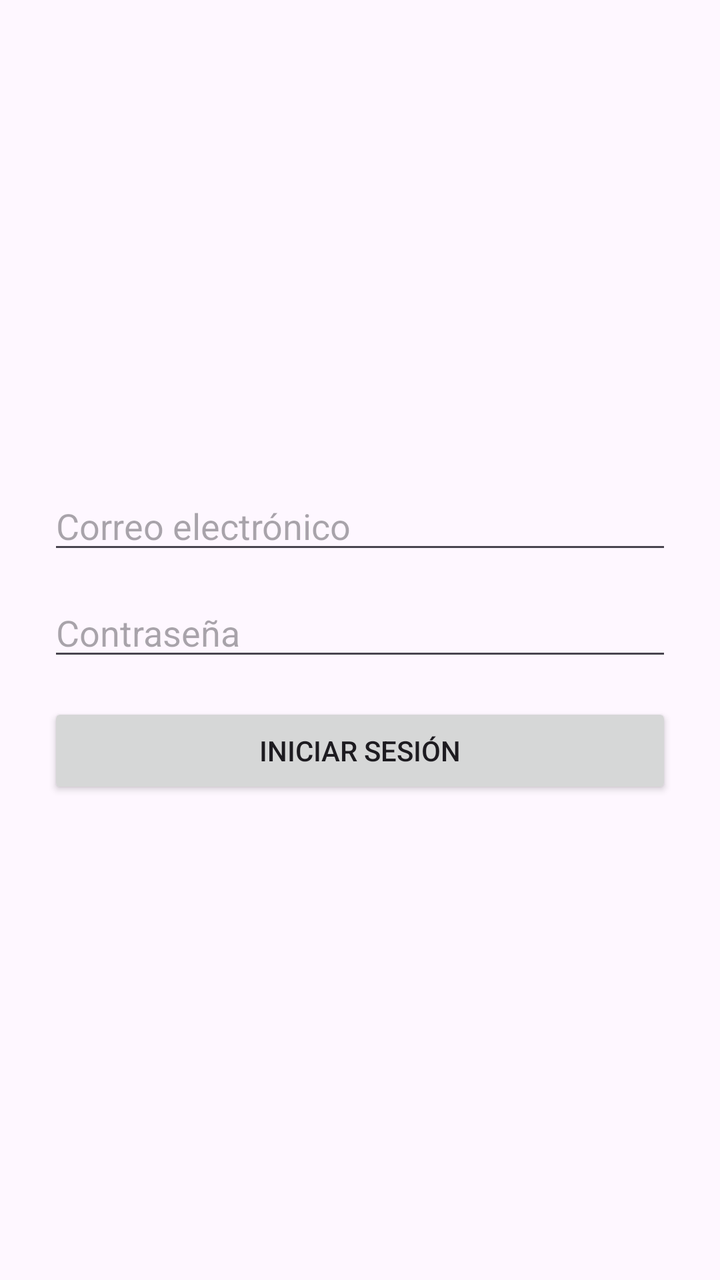
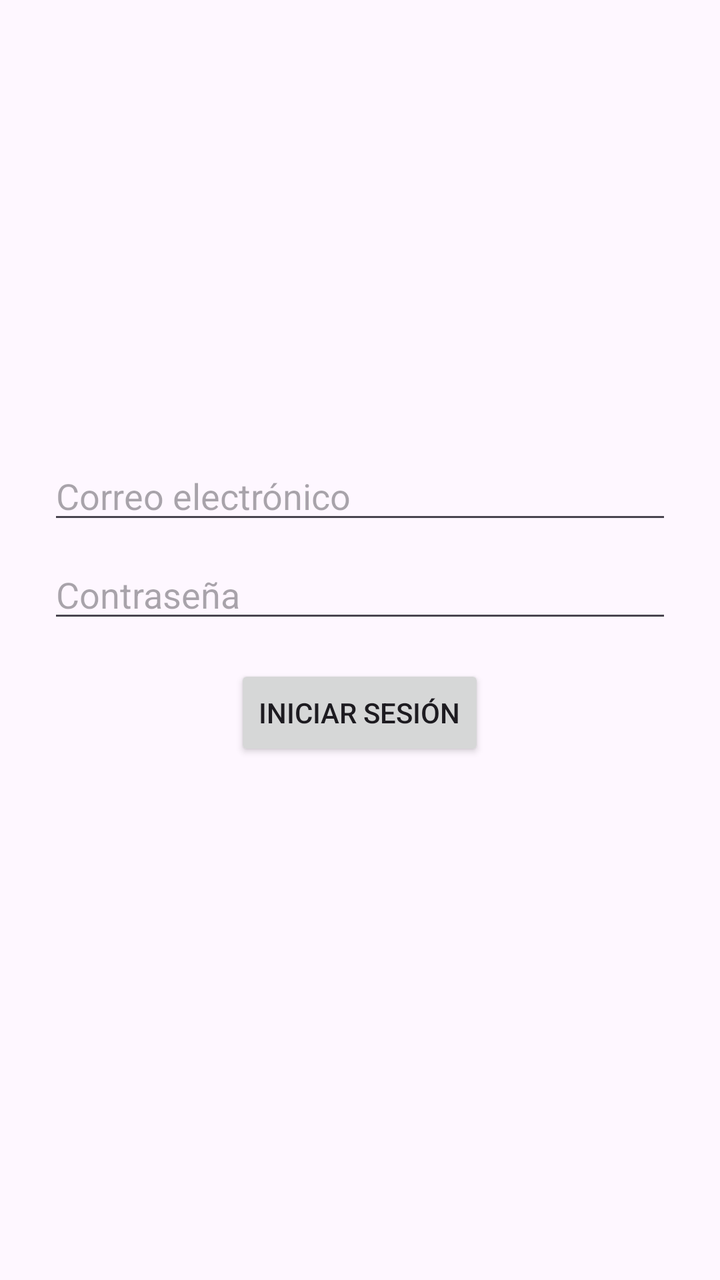

Compare the two renders of this Android layout. The source of the first and the diff that turns it into the second are given below.
<!-- AndroidManifest.xml: application theme Theme.sgost -->
<!-- res/layout/activity_login.xml -->
<?xml version="1.0" encoding="utf-8"?>
<LinearLayout xmlns:android="http://schemas.android.com/apk/res/android"
              android:layout_width="match_parent"
              android:layout_height="match_parent"
              android:orientation="vertical"
              android:padding="24dp"
              android:gravity="center">

    <EditText
            android:id="@+id/etEmail"
            android:layout_width="match_parent"
            android:layout_height="wrap_content"
            android:hint="@string/email_hint"
            android:inputType="textEmailAddress"
            android:autofillHints="emailAddress"
            android:importantForAutofill="yes" />

    <EditText
            android:id="@+id/etPassword"
            android:layout_width="match_parent"
            android:layout_height="wrap_content"
            android:hint="@string/password_hint"
            android:inputType="textPassword"
            android:autofillHints="password"
            android:importantForAutofill="yes"
            android:layout_marginTop="12dp" />

    <Button
            android:id="@+id/btnLogin"
            android:layout_width="match_parent"
            android:layout_height="wrap_content"
            android:text="@string/login_button"
            android:layout_marginTop="16dp" />

    <TextView
            android:id="@+id/tvMessage"
            android:layout_width="wrap_content"
            android:layout_height="wrap_content"
            android:layout_marginTop="16dp"
            android:textColor="#D32F2F"
            android:textSize="14sp"
            android:visibility="gone" />

</LinearLayout>
<!-- resources referenced by this layout -->
<resources>
  <string name="email_hint">Correo electrónico</string>
  <string name="login_button">Iniciar Sesión</string>
  <string name="password_hint">Contraseña</string>
  <style name="Theme.sgost" parent="Base.Theme.sgost" />
  <style name="Base.Theme.sgost" parent="Theme.Material3.DayNight.NoActionBar">
          
          
      </style>
</resources>

<!-- the commit's change to res/layout/activity_login.xml (unified diff, before → after) -->
@@ -3,42 +3,40 @@
               android:layout_width="match_parent"
               android:layout_height="match_parent"
               android:orientation="vertical"
-              android:padding="24dp"
-              android:gravity="center">
+              android:gravity="center"
+              android:padding="24dp">
 
+    
     <EditText
             android:id="@+id/etEmail"
             android:layout_width="match_parent"
             android:layout_height="wrap_content"
-            android:hint="@string/email_hint"
-            android:inputType="textEmailAddress"
-            android:autofillHints="emailAddress"
-            android:importantForAutofill="yes" />
+            android:hint="Correo electrónico"
+            android:inputType="textEmailAddress" />
 
+    
     <EditText
             android:id="@+id/etPassword"
             android:layout_width="match_parent"
             android:layout_height="wrap_content"
-            android:hint="@string/password_hint"
+            android:hint="Contraseña"
             android:inputType="textPassword"
-            android:autofillHints="password"
-            android:importantForAutofill="yes"
-            android:layout_marginTop="12dp" />
+            android:layout_marginTop="8dp" />
 
+    
     <Button
             android:id="@+id/btnLogin"
+            android:layout_width="wrap_content"
+            android:layout_height="wrap_content"
+            android:text="Iniciar Sesión"
+            android:layout_marginTop="16dp" />
+
+    
+    <TextView
+            android:id="@+id/tvMessage"
             android:layout_width="match_parent"
             android:layout_height="wrap_content"
-            android:text="@string/login_button"
-            android:layout_marginTop="16dp" />
-
-    <TextView
-            android:id="@+id/tvMessage"
-            android:layout_width="wrap_content"
-            android:layout_height="wrap_content"
-            android:layout_marginTop="16dp"
-            android:textColor="#D32F2F"
-            android:textSize="14sp"
-            android:visibility="gone" />
+            android:layout_marginTop="15dp"
+            android:textColor="#FF0000" />
 
 </LinearLayout>
<!-- resource entries referenced after the edit -->
@@ -1,8 +1,5 @@
 <!-- resources referenced by this layout -->
 <resources>
-  <string name="email_hint">Correo electrónico</string>
-  <string name="login_button">Iniciar Sesión</string>
-  <string name="password_hint">Contraseña</string>
   <style name="Theme.sgost" parent="Base.Theme.sgost" />
   <style name="Base.Theme.sgost" parent="Theme.Material3.DayNight.NoActionBar">
           
